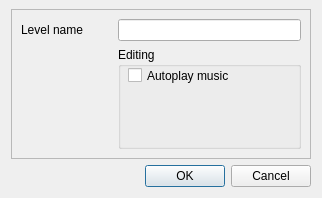
First picture: the form in Editor/edit_level/levelprops.ui, repository WohlSoft/Moondust-Project, before the edit.
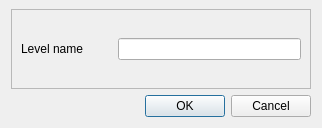
Second picture: the form after the edit. Icons and pictures are not drawn.

```diff
--- a/Editor/edit_level/levelprops.ui
+++ b/Editor/edit_level/levelprops.ui
@@ -10,7 +10,7 @@
     <x>0</x>
     <y>0</y>
     <width>318</width>
-    <height>197</height>
+    <height>127</height>
    </rect>
   </property>
   <property name="contextMenuPolicy">
@@ -33,7 +33,7 @@
   <property name="modal">
    <bool>false</bool>
   </property>
-  <layout class="QGridLayout" name="gridLayout" rowminimumheight="150,0" columnminimumwidth="300">
+  <layout class="QGridLayout" name="gridLayout" rowminimumheight="80,0" columnminimumwidth="300">
    <property name="sizeConstraint">
     <enum>QLayout::SetFixedSize</enum>
    </property>
@@ -59,26 +59,6 @@
       <item row="0" column="1" colspan="2">
        <widget class="QLineEdit" name="LVLPropLevelTitle"/>
       </item>
-      <item row="1" column="1" colspan="2">
-       <widget class="QGroupBox" name="EditingProps">
-        <property name="title">
-         <string>Editing</string>
-        </property>
-        <widget class="QCheckBox" name="setAutoplayMusic">
-         <property name="geometry">
-          <rect>
-           <x>10</x>
-           <y>20</y>
-           <width>147</width>
-           <height>17</height>
-          </rect>
-         </property>
-         <property name="text">
-          <string>Autoplay music</string>
-         </property>
-        </widget>
-       </widget>
-      </item>
      </layout>
     </widget>
    </item>
```
